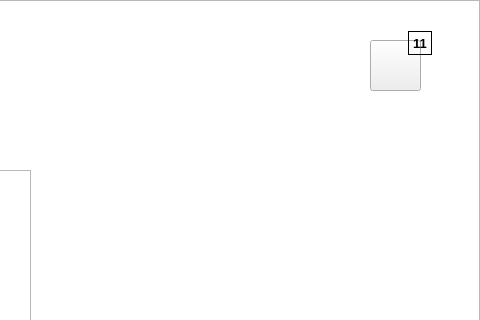
Before: the Qt Designer form FoodiePalace_Customer/mainwindow.ui in Creed667/FoodiePalaceCustomer, drawn with Qt 5; both pictures show x 720 to 1200 and y 0 to 320 of the 1200 by 800 pixel window.
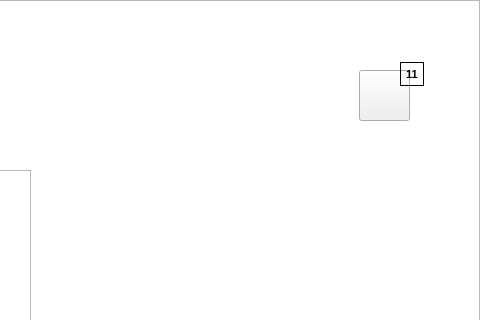
After: the same form once the commit is applied. The open tabs and pages were chosen to show the change. Icons and pictures are not drawn.

Commit message: aligned cart icon and few changes

Patch:
```diff
--- a/FoodiePalace_Customer/mainwindow.ui
+++ b/FoodiePalace_Customer/mainwindow.ui
@@ -862,6 +862,12 @@
         <height>800</height>
        </rect>
       </property>
+      <property name="font">
+       <font>
+        <family>Segoe Script</family>
+        <pointsize>20</pointsize>
+       </font>
+      </property>
      </widget>
      <widget class="QListView" name="menuListFoodView">
       <property name="geometry">
@@ -879,12 +885,18 @@
      <widget class="QPushButton" name="cartView">
       <property name="geometry">
        <rect>
-        <x>1090</x>
-        <y>40</y>
+        <x>1079</x>
+        <y>70</y>
         <width>51</width>
         <height>51</height>
        </rect>
       </property>
+      <property name="cursor">
+       <cursorShape>PointingHandCursor</cursorShape>
+      </property>
+      <property name="styleSheet">
+       <string notr="true">border-image: url(:/img/resource/groceries.png);</string>
+      </property>
       <property name="text">
        <string/>
       </property>
@@ -892,16 +904,18 @@
      <widget class="QLabel" name="orderCountLabel">
       <property name="geometry">
        <rect>
-        <x>1128</x>
-        <y>31</y>
+        <x>1120</x>
+        <y>62</y>
         <width>24</width>
         <height>24</height>
        </rect>
       </property>
       <property name="font">
        <font>
-        <pointsize>10</pointsize>
+        <family>Segoe UI</family>
+        <pointsize>8</pointsize>
         <bold>true</bold>
+        <strikeout>false</strikeout>
        </font>
       </property>
       <property name="styleSheet">
```
Left out of the diff: 28 changed lines with no effect on the pictures.
